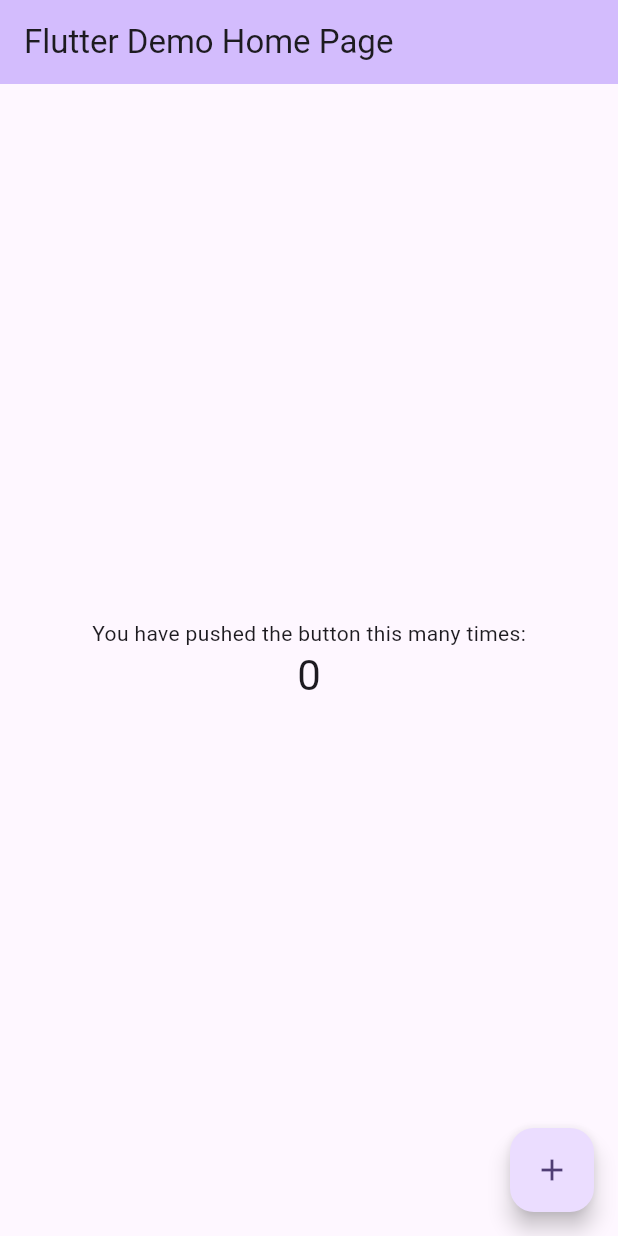
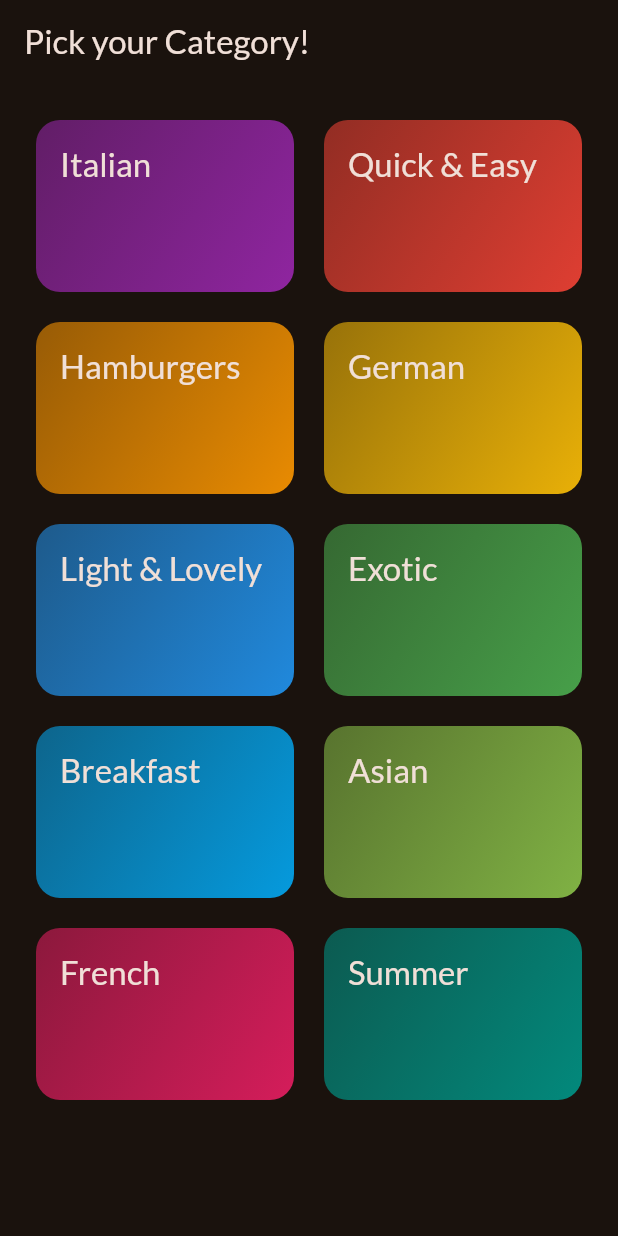
Before and after one commit to omar-vtc/Meals, a Flutter app: the screen it shows after launch, on a phone screen of 412 x 824 dp. Run offline on Flutter 3.47's test engine with Material 3 defaults, Android fonts, the phone set to English and light mode, and no system bars; our stand-ins replace google_fonts.

Commit message:
added the data and the multi screens callls

```diff
--- a/meals/lib/main.dart
+++ b/meals/lib/main.dart
@@ -1,122 +1,26 @@
 import 'package:flutter/material.dart';
 
+import 'package:google_fonts/google_fonts.dart';
+import 'package:meals/screens/categories.dart';
+
+final theme = ThemeData(
+  useMaterial3: true,
+  colorScheme: ColorScheme.fromSeed(
+    brightness: Brightness.dark,
+    seedColor: const Color.fromARGB(255, 131, 57, 0),
+  ),
+  textTheme: GoogleFonts.latoTextTheme(),
+);
+
 void main() {
-  runApp(const MyApp());
+  runApp(const App());
 }
 
-class MyApp extends StatelessWidget {
-  const MyApp({super.key});
-
-  // This widget is the root of your application.
-  @override
-  Widget build(BuildContext context) {
-    return MaterialApp(
-      title: 'Flutter Demo',
-      theme: ThemeData(
-        // This is the theme of your application.
-        //
-        // TRY THIS: Try running your application with "flutter run". You'll see
-        // the application has a purple toolbar. Then, without quitting the app,
-        // try changing the seedColor in the colorScheme below to Colors.green
-        // and then invoke "hot reload" (save your changes or press the "hot
-        // reload" button in a Flutter-supported IDE, or press "r" if you used
-        // the command line to start the app).
-        //
-        // Notice that the counter didn't reset back to zero; the application
-        // state is not lost during the reload. To reset the state, use hot
-        // restart instead.
-        //
-        // This works for code too, not just values: Most code changes can be
-        // tested with just a hot reload.
-        colorScheme: ColorScheme.fromSeed(seedColor: Colors.deepPurple),
-      ),
-      home: const MyHomePage(title: 'Flutter Demo Home Page'),
-    );
-  }
-}
-
-class MyHomePage extends StatefulWidget {
-  const MyHomePage({super.key, required this.title});
-
-  // This widget is the home page of your application. It is stateful, meaning
-  // that it has a State object (defined below) that contains fields that affect
-  // how it looks.
-
-  // This class is the configuration for the state. It holds the values (in this
-  // case the title) provided by the parent (in this case the App widget) and
-  // used by the build method of the State. Fields in a Widget subclass are
-  // always marked "final".
-
-  final String title;
-
-  @override
-  State<MyHomePage> createState() => _MyHomePageState();
-}
-
-class _MyHomePageState extends State<MyHomePage> {
-  int _counter = 0;
-
-  void _incrementCounter() {
-    setState(() {
-      // This call to setState tells the Flutter framework that something has
-      // changed in this State, which causes it to rerun the build method below
-      // so that the display can reflect the updated values. If we changed
-      // _counter without calling setState(), then the build method would not be
-      // called again, and so nothing would appear to happen.
-      _counter++;
-    });
-  }
+class App extends StatelessWidget {
+  const App({super.key});
 
   @override
   Widget build(BuildContext context) {
-    // This method is rerun every time setState is called, for instance as done
-    // by the _incrementCounter method above.
-    //
-    // The Flutter framework has been optimized to make rerunning build methods
-    // fast, so that you can just rebuild anything that needs updating rather
-    // than having to individually change instances of widgets.
-    return Scaffold(
-      appBar: AppBar(
-        // TRY THIS: Try changing the color here to a specific color (to
-        // Colors.amber, perhaps?) and trigger a hot reload to see the AppBar
-        // change color while the other colors stay the same.
-        backgroundColor: Theme.of(context).colorScheme.inversePrimary,
-        // Here we take the value from the MyHomePage object that was created by
-        // the App.build method, and use it to set our appbar title.
-        title: Text(widget.title),
-      ),
-      body: Center(
-        // Center is a layout widget. It takes a single child and positions it
-        // in the middle of the parent.
-        child: Column(
-          // Column is also a layout widget. It takes a list of children and
-          // arranges them vertically. By default, it sizes itself to fit its
-          // children horizontally, and tries to be as tall as its parent.
-          //
-          // Column has various properties to control how it sizes itself and
-          // how it positions its children. Here we use mainAxisAlignment to
-          // center the children vertically; the main axis here is the vertical
-          // axis because Columns are vertical (the cross axis would be
-          // horizontal).
-          //
-          // TRY THIS: Invoke "debug painting" (choose the "Toggle Debug Paint"
-          // action in the IDE, or press "p" in the console), to see the
-          // wireframe for each widget.
-          mainAxisAlignment: MainAxisAlignment.center,
-          children: <Widget>[
-            const Text('You have pushed the button this many times:'),
-            Text(
-              '$_counter',
-              style: Theme.of(context).textTheme.headlineMedium,
-            ),
-          ],
-        ),
-      ),
-      floatingActionButton: FloatingActionButton(
-        onPressed: _incrementCounter,
-        tooltip: 'Increment',
-        child: const Icon(Icons.add),
-      ), // This trailing comma makes auto-formatting nicer for build methods.
-    );
+    return MaterialApp(theme: theme, home: const CategoriesScreen());
   }
 }
--- /dev/null
+++ b/meals/lib/models/category.dart
@@ -0,0 +1,14 @@
+import 'dart:ui';
+
+import 'package:flutter/material.dart';
+
+class Category {
+  const Category({
+    required this.id,
+    required this.title,
+    this.color = Colors.orange,
+  });
+  final String id;
+  final String title;
+  final Color color;
+}
--- /dev/null
+++ b/meals/lib/screens/categories.dart
@@ -0,0 +1,43 @@
+import 'package:flutter/material.dart';
+import 'package:meals/data/dummy_data.dart';
+import 'package:meals/screens/meals.dart';
+import 'package:meals/widgets/category_grid_item.dart';
+
+class CategoriesScreen extends StatelessWidget {
+  const CategoriesScreen({super.key});
+  void _selectCategory(BuildContext context) {
+    // Navigator.push(context, route)
+    Navigator.of(context).push(
+      MaterialPageRoute(
+        builder: (ctx) => MealsScreen(title: "Some title", meals: []),
+      ),
+    );
+  }
+
+  @override
+  Widget build(BuildContext context) {
+    return Scaffold(
+      appBar: AppBar(title: const Text("Pick your Category!")),
+      body: GridView(
+        padding: EdgeInsets.all(24),
+        gridDelegate: const SliverGridDelegateWithFixedCrossAxisCount(
+          //two columns next to each others
+          crossAxisCount: 2,
+          childAspectRatio: 3 / 2,
+          crossAxisSpacing: 20,
+          mainAxisSpacing: 20,
+        ),
+        children: [
+          //availableCategories.map((category) => CategoryGridItem(category: category)).toList()
+          for (final category in availableCategories)
+            CategoryGridItem(
+              category: category,
+              onSelectCategory: () {
+                _selectCategory(context);
+              },
+            ),
+        ],
+      ),
+    );
+  }
+}
--- /dev/null
+++ b/meals/lib/widgets/category_grid_item.dart
@@ -0,0 +1,41 @@
+import 'package:flutter/material.dart';
+import 'package:meals/models/category.dart';
+
+class CategoryGridItem extends StatelessWidget {
+  const CategoryGridItem({
+    super.key,
+    required this.category,
+    required this.onSelectCategory,
+  });
+  final Category category;
+  final void Function() onSelectCategory;
+  @override
+  Widget build(BuildContext context) {
+    // TODO: implement build
+    return InkWell(
+      onTap: onSelectCategory,
+      splashColor: Theme.of(context).primaryColor,
+      borderRadius: BorderRadius.circular(16),
+      child: Container(
+        padding: const EdgeInsets.all(16),
+        decoration: BoxDecoration(
+          borderRadius: BorderRadius.circular(16),
+          gradient: LinearGradient(
+            colors: [
+              category.color.withOpacity(0.55),
+              category.color.withOpacity(0.9),
+            ],
+            begin: Alignment.topLeft,
+            end: Alignment.bottomRight,
+          ),
+        ),
+        child: Text(
+          category.title,
+          style: Theme.of(context).textTheme.titleLarge!.copyWith(
+            color: Theme.of(context).colorScheme.onSurface,
+          ),
+        ),
+      ),
+    );
+  }
+}
--- a/meals/pubspec.yaml
+++ b/meals/pubspec.yaml
@@ -34,6 +34,7 @@ dependencies:
   # The following adds the Cupertino Icons font to your application.
   # Use with the CupertinoIcons class for iOS style icons.
   cupertino_icons: ^1.0.8
+  google_fonts: ^6.2.1
 
 dev_dependencies:
   flutter_test:
```
Also changed, not shown: meals/lib/data/dummy_data.dart (added, +346 -0 lines), meals/lib/models/meal.dart (added, +35 -0 lines), meals/lib/screens/meals.dart (added, +42 -0 lines), meals/pubspec.lock, 7 other files.
